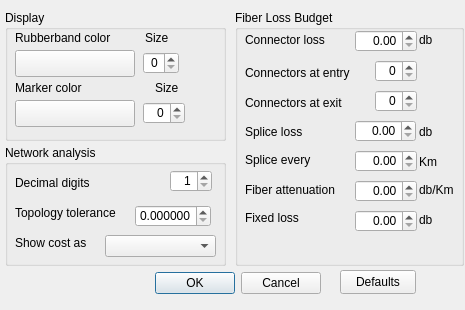
First picture: the form in DlgConfiguration.ui, repository fryktoria/On-the-Fly-Shortest-Path, before the edit.
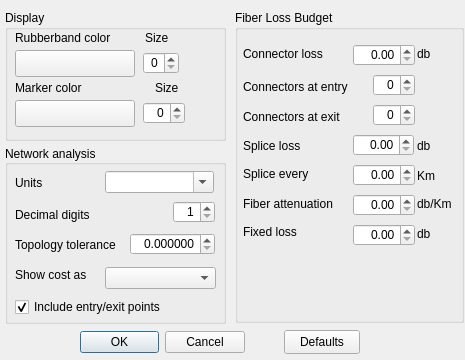
Second picture: the form after the edit. Custom widgets are drawn as their Qt base class.

Commit message: added distance units

Patch:
```diff
--- a/DlgConfiguration.ui
+++ b/DlgConfiguration.ui
@@ -7,13 +7,13 @@
     <x>0</x>
     <y>0</y>
     <width>465</width>
-    <height>310</height>
+    <height>360</height>
    </rect>
   </property>
   <property name="maximumSize">
    <size>
     <width>465</width>
-    <height>310</height>
+    <height>400</height>
    </size>
   </property>
   <property name="windowTitle">
@@ -25,9 +25,9 @@
   <widget class="QDialogButtonBox" name="buttonBox">
    <property name="geometry">
     <rect>
-     <x>-20</x>
-     <y>265</y>
-     <width>341</width>
+     <x>80</x>
+     <y>324</y>
+     <width>165</width>
      <height>36</height>
     </rect>
    </property>
@@ -185,7 +185,7 @@
      <x>5</x>
      <y>145</y>
      <width>221</width>
-     <height>121</height>
+     <height>179</height>
     </rect>
    </property>
    <property name="locale">
@@ -194,11 +194,14 @@
    <property name="title">
     <string>Network analysis</string>
    </property>
+   <property name="alignment">
+    <set>Qt::AlignLeading|Qt::AlignLeft|Qt::AlignVCenter</set>
+   </property>
    <widget class="QLabel" name="label_5">
     <property name="geometry">
      <rect>
       <x>10</x>
-      <y>30</y>
+      <y>62</y>
       <width>91</width>
       <height>16</height>
      </rect>
@@ -210,8 +213,8 @@
    <widget class="QSpinBox" name="decimalDigits">
     <property name="geometry">
      <rect>
-      <x>165</x>
-      <y>25</y>
+      <x>168</x>
+      <y>56</y>
       <width>42</width>
       <height>22</height>
      </rect>
@@ -236,7 +239,7 @@
     <property name="geometry">
      <rect>
       <x>10</x>
-      <y>60</y>
+      <y>92</y>
       <width>119</width>
       <height>16</height>
      </rect>
@@ -248,9 +251,9 @@
    <widget class="QDoubleSpinBox" name="topologyTolerance">
     <property name="geometry">
      <rect>
-      <x>130</x>
-      <y>60</y>
-      <width>76</width>
+      <x>125</x>
+      <y>88</y>
+      <width>85</width>
       <height>22</height>
      </rect>
     </property>
@@ -274,7 +277,7 @@
     <property name="geometry">
      <rect>
       <x>100</x>
-      <y>90</y>
+      <y>122</y>
       <width>111</width>
       <height>22</height>
      </rect>
@@ -287,7 +290,7 @@
     <property name="geometry">
      <rect>
       <x>10</x>
-      <y>90</y>
+      <y>122</y>
       <width>91</width>
       <height>16</height>
      </rect>
@@ -296,6 +299,51 @@
      <string>Show cost as</string>
     </property>
    </widget>
+   <widget class="QCheckBox" name="includeStartStop">
+    <property name="geometry">
+     <rect>
+      <x>10</x>
+      <y>152</y>
+      <width>167</width>
+      <height>20</height>
+     </rect>
+    </property>
+    <property name="layoutDirection">
+     <enum>Qt::LeftToRight</enum>
+    </property>
+    <property name="text">
+     <string>Include entry/exit points</string>
+    </property>
+    <property name="checked">
+     <bool>true</bool>
+    </property>
+   </widget>
+   <widget class="QComboBox" name="distanceUnits">
+    <property name="geometry">
+     <rect>
+      <x>100</x>
+      <y>26</y>
+      <width>109</width>
+      <height>22</height>
+     </rect>
+    </property>
+    <property name="editable">
+     <bool>true</bool>
+    </property>
+   </widget>
+   <widget class="QLabel" name="label_20">
+    <property name="geometry">
+     <rect>
+      <x>10</x>
+      <y>30</y>
+      <width>55</width>
+      <height>16</height>
+     </rect>
+    </property>
+    <property name="text">
+     <string>Units</string>
+    </property>
+   </widget>
   </widget>
   <widget class="QGroupBox" name="groupBox_3">
    <property name="geometry">
@@ -303,7 +351,7 @@
      <x>235</x>
      <y>10</y>
      <width>229</width>
-     <height>256</height>
+     <height>313</height>
     </rect>
    </property>
    <property name="locale">
@@ -315,8 +363,8 @@
    <widget class="QLabel" name="label_8">
     <property name="geometry">
      <rect>
-      <x>10</x>
-      <y>22</y>
+      <x>8</x>
+      <y>36</y>
       <width>91</width>
       <height>16</height>
      </rect>
@@ -328,8 +376,8 @@
    <widget class="QLabel" name="label_9">
     <property name="geometry">
      <rect>
-      <x>184</x>
-      <y>22</y>
+      <x>182</x>
+      <y>36</y>
       <width>35</width>
       <height>16</height>
      </rect>
@@ -341,8 +389,8 @@
    <widget class="QLabel" name="label_10">
     <property name="geometry">
      <rect>
-      <x>10</x>
-      <y>55</y>
+      <x>8</x>
+      <y>69</y>
       <width>131</width>
       <height>16</height>
      </rect>
@@ -357,8 +405,8 @@
    <widget class="QLabel" name="label_11">
     <property name="geometry">
      <rect>
-      <x>10</x>
-      <y>114</y>
+      <x>8</x>
+      <y>128</y>
       <width>105</width>
       <height>16</height>
      </rect>
@@ -370,8 +418,8 @@
    <widget class="QLabel" name="label_12">
     <property name="geometry">
      <rect>
-      <x>10</x>
-      <y>142</y>
+      <x>8</x>
+      <y>156</y>
       <width>107</width>
       <height>16</height>
      </rect>
@@ -383,8 +431,8 @@
    <widget class="QLabel" name="label_13">
     <property name="geometry">
      <rect>
-      <x>10</x>
-      <y>172</y>
+      <x>8</x>
+      <y>186</y>
       <width>109</width>
       <height>16</height>
      </rect>
@@ -396,8 +444,8 @@
    <widget class="QSpinBox" name="numberOfConnectorsAtEntry">
     <property name="geometry">
      <rect>
-      <x>140</x>
-      <y>50</y>
+      <x>138</x>
+      <y>64</y>
       <width>42</width>
       <height>22</height>
      </rect>
@@ -415,8 +463,8 @@
    <widget class="QDoubleSpinBox" name="spliceLoss">
     <property name="geometry">
      <rect>
-      <x>120</x>
-      <y>110</y>
+      <x>118</x>
+      <y>124</y>
       <width>61</width>
       <height>22</height>
      </rect>
@@ -434,8 +482,8 @@
    <widget class="QLabel" name="label_14">
     <property name="geometry">
      <rect>
-      <x>184</x>
-      <y>114</y>
+      <x>182</x>
+      <y>128</y>
       <width>35</width>
       <height>16</height>
      </rect>
@@ -447,8 +495,8 @@
    <widget class="QDoubleSpinBox" name="spliceFrequency">
     <property name="geometry">
      <rect>
-      <x>120</x>
-      <y>140</y>
+      <x>118</x>
+      <y>154</y>
       <width>62</width>
       <height>22</height>
      </rect>
@@ -466,8 +514,8 @@
    <widget class="QLabel" name="label_15">
     <property name="geometry">
      <rect>
-      <x>184</x>
-      <y>144</y>
+      <x>182</x>
+      <y>158</y>
       <width>35</width>
       <height>16</height>
      </rect>
@@ -479,8 +527,8 @@
    <widget class="QDoubleSpinBox" name="connectorLoss">
     <property name="geometry">
      <rect>
-      <x>120</x>
-      <y>20</y>
+      <x>118</x>
+      <y>34</y>
       <width>62</width>
       <height>22</height>
      </rect>
@@ -498,8 +546,8 @@
    <widget class="QDoubleSpinBox" name="cableLoss">
     <property name="geometry">
      <rect>
-      <x>120</x>
-      <y>170</y>
+      <x>118</x>
+      <y>184</y>
       <width>62</width>
       <height>22</height>
      </rect>
@@ -517,8 +565,8 @@
    <widget class="QLabel" name="label_16">
     <property name="geometry">
      <rect>
-      <x>184</x>
-      <y>172</y>
+      <x>182</x>
+      <y>186</y>
       <width>41</width>
       <height>16</height>
      </rect>
@@ -530,8 +578,8 @@
    <widget class="QLabel" name="label_17">
     <property name="geometry">
      <rect>
-      <x>10</x>
-      <y>85</y>
+      <x>8</x>
+      <y>99</y>
       <width>131</width>
       <height>16</height>
      </rect>
@@ -543,8 +591,8 @@
    <widget class="QSpinBox" name="numberOfConnectorsAtExit">
     <property name="geometry">
      <rect>
-      <x>140</x>
-      <y>80</y>
+      <x>138</x>
+      <y>94</y>
       <width>42</width>
       <height>22</height>
      </rect>
@@ -556,8 +604,8 @@
    <widget class="QLabel" name="label_18">
     <property name="geometry">
      <rect>
-      <x>10</x>
-      <y>200</y>
+      <x>8</x>
+      <y>214</y>
       <width>91</width>
       <height>16</height>
      </rect>
@@ -569,8 +617,8 @@
    <widget class="QDoubleSpinBox" name="fixedLoss">
     <property name="geometry">
      <rect>
-      <x>120</x>
-      <y>200</y>
+      <x>118</x>
+      <y>214</y>
       <width>62</width>
       <height>22</height>
      </rect>
@@ -582,8 +630,8 @@
    <widget class="QLabel" name="label_19">
     <property name="geometry">
      <rect>
-      <x>184</x>
-      <y>202</y>
+      <x>182</x>
+      <y>216</y>
       <width>37</width>
       <height>16</height>
      </rect>
@@ -596,8 +644,8 @@
   <widget class="QPushButton" name="defaultsButton">
    <property name="geometry">
     <rect>
-     <x>340</x>
-     <y>270</y>
+     <x>284</x>
+     <y>330</y>
      <width>76</width>
      <height>24</height>
     </rect>
```
Left out of the diff: 10 changed lines with no effect on the pictures. The commit also changes 12 other files.
